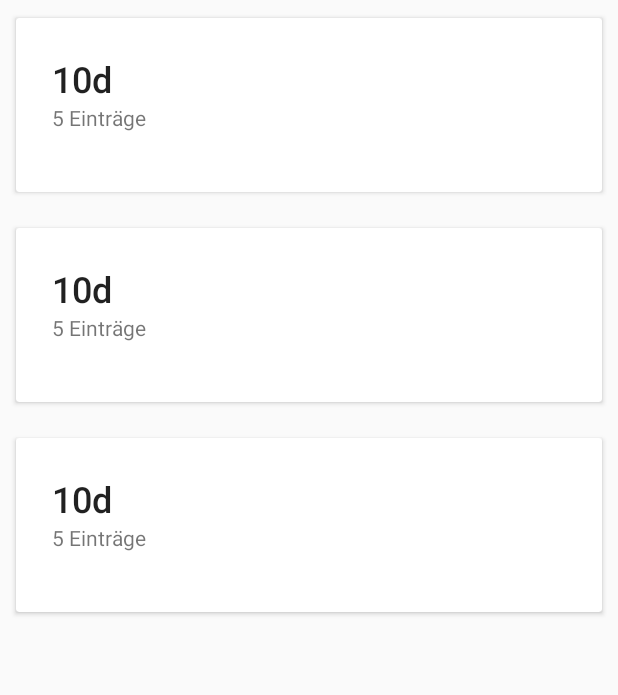
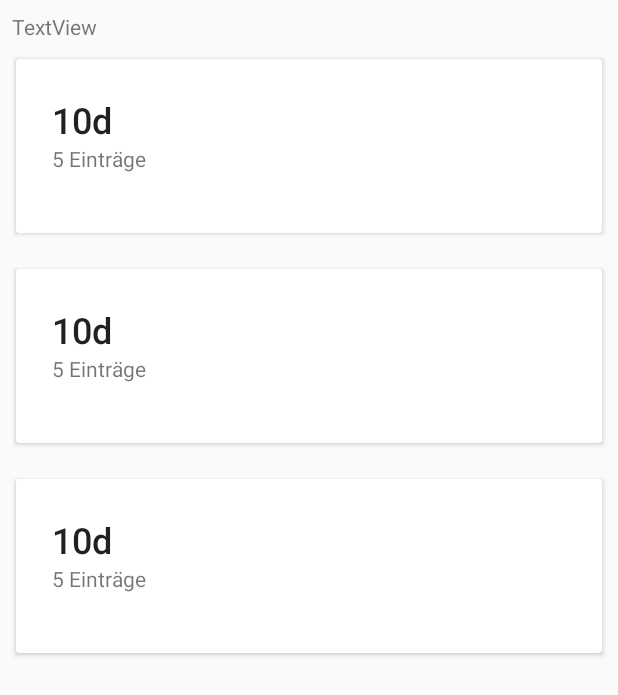
Before and after one commit to Theaninova/ScheduleTest, an Android app: the layout content_main3.xml on its own in the app's theme, with its tools: preview values and no code run, on a phone screen of 412 x 824 dp. Shown: the top 695 px of the screen. Run offline under Robolectric (Android 15) with nearby library versions, the phone set to English and light mode, and no system bars; network calls fail.

Commit message:
Version 1.15
+ crash resolved which appeared after refreshing and closing the app
+ date of each schedule is now being displayed

```diff
--- a/app/build.gradle
+++ b/app/build.gradle
@@ -8,7 +8,7 @@ android {
         minSdkVersion 21
         targetSdkVersion 25
         versionCode 1
-        versionName "1.14"
+        versionName "1.15"
         testInstrumentationRunner "android.support.test.runner.AndroidJUnitRunner"
         vectorDrawables.useSupportLibrary = true
     }
--- a/app/src/main/java/com/wieland/www/scheduletest/Tab1.java
+++ b/app/src/main/java/com/wieland/www/scheduletest/Tab1.java
@@ -32,6 +32,7 @@ public class Tab1 extends Fragment {
     SwipeRefreshLayout SwipeRefresh;
     RecyclerView myList;
     Context context;
+    TextView textView;
 
     OnHeadlineSelectedListener mCallback;
 
@@ -56,6 +57,8 @@ public class Tab1 extends Fragment {
                 mCallback.onRefreshed();
             }
         });
+        textView = (TextView) getActivity().findViewById(R.id.content_main2_textView);
+
 
         context = getActivity();
         SetTextTask setText = new SetTextTask(Schedule.getSchedule(index, context), index, context);
@@ -151,6 +154,7 @@ public class Tab1 extends Fragment {
             View mHeaderView = menu2.getHeaderView(0);
             TextView username_view = (TextView) mHeaderView.findViewById(R.id.textView_username);
             username_view.setText(pref.getString("set_username", "[Nutzername]"));
+            textView.setText(putIn1);
 
             //setTitle(Schedule.getDate(this.index, this.context));
             SwipeRefresh.setRefreshing(false);
--- a/app/src/main/java/com/wieland/www/scheduletest/Tab2.java
+++ b/app/src/main/java/com/wieland/www/scheduletest/Tab2.java
@@ -32,6 +32,7 @@ public class Tab2 extends Fragment {
     SwipeRefreshLayout SwipeRefresh;
     RecyclerView myList;
     Context context;
+    TextView textView;
 
     OnHeadlineSelectedListener2 mCallback;
 
@@ -56,6 +57,7 @@ public class Tab2 extends Fragment {
                 mCallback.onRefreshed2();
             }
         });
+        textView = (TextView) getActivity().findViewById(R.id.content_main3_textView);
 
         context = getActivity();
         SetTextTask setText = new SetTextTask(Schedule.getSchedule(index, context), index, context);
@@ -151,6 +153,7 @@ public class Tab2 extends Fragment {
             View mHeaderView = menu2.getHeaderView(0);
             TextView username_view = (TextView) mHeaderView.findViewById(R.id.textView_username);
             username_view.setText(pref.getString("set_username", "[Nutzername]"));
+            textView.setText(putIn2);
 
             //setTitle(Schedule.getDate(this.index, this.context));
             SwipeRefresh.setRefreshing(false);
--- a/app/src/main/res/layout/content_main3.xml
+++ b/app/src/main/res/layout/content_main3.xml
@@ -8,6 +8,16 @@
     app:layout_behavior="@string/appbar_scrolling_view_behavior"
     tools:context="com.wieland.www.scheduletest.Main2Activity">
 
+    <TextView
+        android:id="@+id/content_main3_textView"
+        android:layout_width="wrap_content"
+        android:layout_height="wrap_content"
+        android:text="TextView"
+        app:layout_constraintTop_toTopOf="parent"
+        android:layout_marginTop="8dp"
+        android:layout_marginLeft="8dp"
+        app:layout_constraintLeft_toLeftOf="parent" />
+
     <android.support.v4.widget.SwipeRefreshLayout
         android:id="@+id/swiperefresh3"
         android:layout_width="fill_parent"
@@ -17,7 +27,9 @@
         app:layout_constraintRight_toRightOf="parent"
         tools:layout_constraintLeft_creator="1"
         tools:layout_constraintTop_creator="1"
-        app:layout_constraintTop_toTopOf="parent">
+        android:layout_marginTop="0dp"
+        app:layout_constraintTop_toBottomOf="@+id/content_main3_textView"
+        app:layout_constraintHorizontal_bias="0.0">
 
         <android.support.v7.widget.RecyclerView
             android:id="@+id/theListOfDoom3"
--- a/build.gradle
+++ b/build.gradle
@@ -5,7 +5,7 @@ buildscript {
         jcenter()
     }
     dependencies {
-        classpath 'com.android.tools.build:gradle:2.3.2'
+        classpath 'com.android.tools.build:gradle:2.3.3'
 
         // NOTE: Do not place your application dependencies here; they belong
         // in the individual module build.gradle files
```
Also changed, not shown: app/src/main/java/com/wieland/www/scheduletest/Main2Activity.java (+21 -14 lines), app/src/main/res/layout/content_main2.xml (+12 -1 lines).
